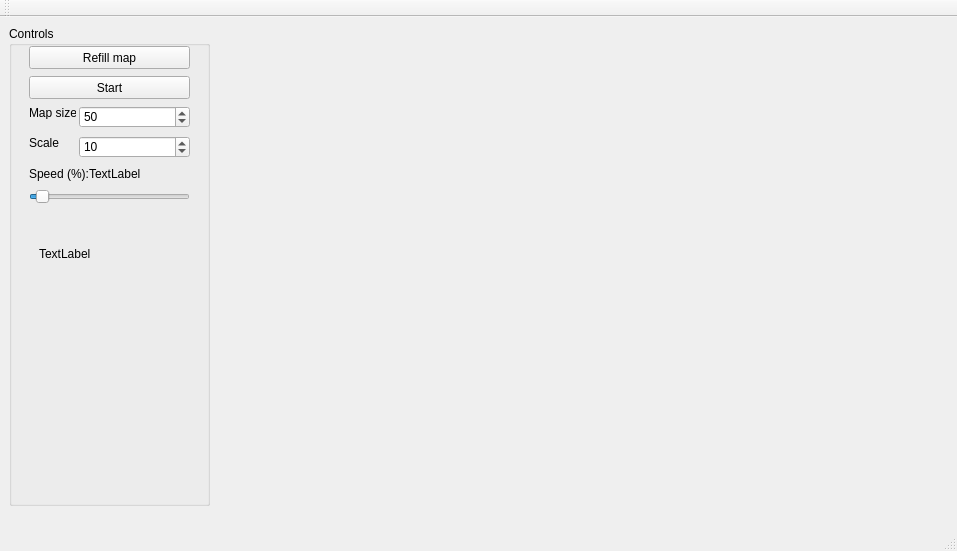
drsanyo/GameOfLife, file ConwaysGameOfLife/mainwindow.ui: the form before one commit.
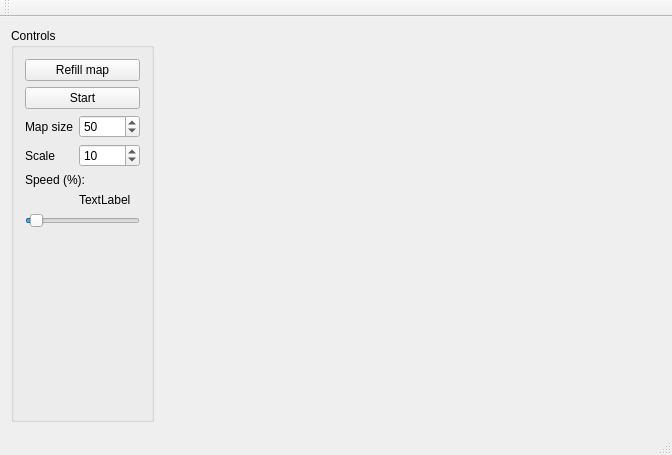
The form after the commit.

Patch:
```diff
--- a/ConwaysGameOfLife/mainwindow.ui
+++ b/ConwaysGameOfLife/mainwindow.ui
@@ -6,8 +6,8 @@
    <rect>
     <x>0</x>
     <y>0</y>
-    <width>957</width>
-    <height>551</height>
+    <width>672</width>
+    <height>455</height>
    </rect>
   </property>
   <property name="mouseTracking">
@@ -17,53 +17,62 @@
    <string>MainWindow</string>
   </property>
   <widget class="QWidget" name="centralWidget">
+   <layout class="QHBoxLayout" name="horizontalLayout">
+    <item>
    <widget class="QGroupBox" name="gbControls">
-    <property name="geometry">
-     <rect>
-      <x>9</x>
-      <y>9</y>
-      <width>201</width>
-      <height>480</height>
-     </rect>
+      <property name="sizePolicy">
+       <sizepolicy hsizetype="Fixed" vsizetype="Preferred">
+        <horstretch>0</horstretch>
+        <verstretch>0</verstretch>
+       </sizepolicy>
     </property>
     <property name="title">
      <string>Controls</string>
     </property>
+      <layout class="QFormLayout" name="formLayout">
+       <item row="0" column="0" colspan="2">
+        <widget class="QPushButton" name="btnRecreateMap">
+         <property name="text">
+          <string>Refill map</string>
+         </property>
+        </widget>
+       </item>
+       <item row="2" column="0" colspan="2">
     <widget class="QPushButton" name="btnStart">
-     <property name="geometry">
-      <rect>
-       <x>20</x>
-       <y>50</y>
-       <width>161</width>
-       <height>23</height>
-      </rect>
-     </property>
      <property name="text">
       <string>Start</string>
      </property>
     </widget>
+       </item>
+       <item row="4" column="0">
+        <widget class="QLabel" name="lbMapSize">
+         <property name="text">
+          <string>Map size</string>
+         </property>
+        </widget>
+       </item>
+       <item row="4" column="1">
+        <widget class="QSpinBox" name="sbMapSize">
+         <property name="minimum">
+          <number>0</number>
+         </property>
+         <property name="maximum">
+          <number>10000</number>
+         </property>
+         <property name="value">
+          <number>50</number>
+         </property>
+        </widget>
+       </item>
+       <item row="6" column="0">
     <widget class="QLabel" name="lbScale">
-     <property name="geometry">
-      <rect>
-       <x>20</x>
-       <y>110</y>
-       <width>47</width>
-       <height>13</height>
-      </rect>
-     </property>
      <property name="text">
       <string>Scale</string>
      </property>
     </widget>
+       </item>
+       <item row="6" column="1">
     <widget class="QSpinBox" name="sbScale">
-     <property name="geometry">
-      <rect>
-       <x>70</x>
-       <y>110</y>
-       <width>111</width>
-       <height>22</height>
-      </rect>
-     </property>
      <property name="minimum">
       <number>0</number>
      </property>
@@ -74,60 +83,23 @@
       <number>10</number>
      </property>
     </widget>
+       </item>
+       <item row="8" column="0" colspan="2">
     <widget class="QLabel" name="lbTimer">
-     <property name="geometry">
-      <rect>
-       <x>20</x>
-       <y>140</y>
-       <width>61</width>
-       <height>16</height>
-      </rect>
-     </property>
      <property name="text">
       <string>Speed (%):</string>
      </property>
     </widget>
-    <widget class="QSpinBox" name="sbMapSize">
-     <property name="geometry">
-      <rect>
-       <x>70</x>
-       <y>80</y>
-       <width>111</width>
-       <height>22</height>
-      </rect>
-     </property>
-     <property name="minimum">
-      <number>0</number>
-     </property>
-     <property name="maximum">
-      <number>10000</number>
-     </property>
-     <property name="value">
-      <number>50</number>
-     </property>
-    </widget>
-    <widget class="QLabel" name="lbMapSize">
-     <property name="geometry">
-      <rect>
-       <x>20</x>
-       <y>80</y>
-       <width>47</width>
-       <height>13</height>
-      </rect>
-     </property>
+       </item>
+       <item row="9" column="1">
+        <widget class="QLabel" name="lbSpeedVisual">
      <property name="text">
-      <string>Map size</string>
-     </property>
-    </widget>
+          <string>TextLabel</string>
+         </property>
+        </widget>
+       </item>
+       <item row="10" column="0" colspan="2">
     <widget class="QSlider" name="hsSpeed">
-     <property name="geometry">
-      <rect>
-       <x>20</x>
-       <y>160</y>
-       <width>161</width>
-       <height>22</height>
-      </rect>
-     </property>
      <property name="minimum">
       <number>1</number>
      </property>
@@ -141,46 +113,14 @@
       <enum>Qt::Horizontal</enum>
      </property>
     </widget>
-    <widget class="QLabel" name="lbSpeedVisual">
-     <property name="geometry">
-      <rect>
-       <x>80</x>
-       <y>140</y>
-       <width>61</width>
-       <height>16</height>
-      </rect>
-     </property>
-     <property name="text">
-      <string>TextLabel</string>
-     </property>
-    </widget>
-    <widget class="QPushButton" name="btnRecreateMap">
-     <property name="geometry">
-      <rect>
-       <x>20</x>
-       <y>20</y>
-       <width>161</width>
-       <height>23</height>
-      </rect>
-     </property>
-     <property name="text">
-      <string>Refill map</string>
-     </property>
-    </widget>
-    <widget class="QLabel" name="lbMousePos">
-     <property name="geometry">
-      <rect>
-       <x>30</x>
-       <y>220</y>
-       <width>131</width>
-       <height>16</height>
-      </rect>
-     </property>
-     <property name="text">
-      <string>TextLabel</string>
-     </property>
-    </widget>
-   </widget>
+       </item>
+      </layout>
+     </widget>
+    </item>
+    <item>
+     <widget class="QWidget" name="widget" native="true"/>
+    </item>
+   </layout>
   </widget>
   <widget class="QMenuBar" name="menuBar">
    <property name="geometry">
```
Left out of the diff: 2 changed lines with no effect on the pictures. Lines whose indentation alone changed are shown as unchanged.
